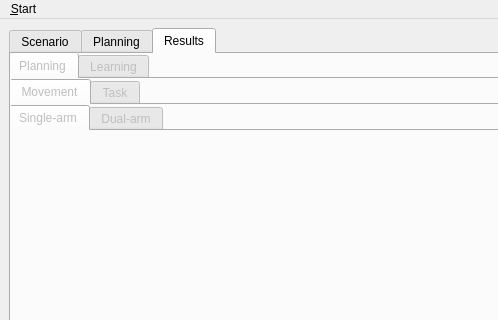
Qt form ui/main_window.ui (zohannn/motion_manager) before a commit; both pictures show x 0 to 498 and y 0 to 320 of the 1265 by 795 pixel window.
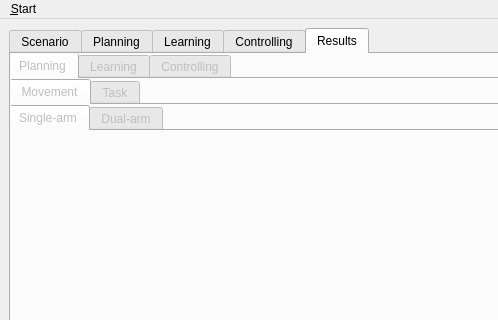
The same form after that commit. The open tabs and pages were chosen to show the change. Icons and pictures are not drawn. Custom widgets are drawn as their Qt base class.

Patch:
```diff
--- a/ui/main_window.ui
+++ b/ui/main_window.ui
@@ -1053,6 +1053,16 @@
       </widget>
      </widget>
     </widget>
+    <widget class="QWidget" name="tab_learn">
+     <attribute name="title">
+      <string>Learning</string>
+     </attribute>
+    </widget>
+    <widget class="QWidget" name="tab_control">
+     <attribute name="title">
+      <string>Controlling</string>
+     </attribute>
+    </widget>
     <widget class="QWidget" name="tab_results">
      <property name="enabled">
       <bool>false</bool>
@@ -1885,6 +1895,11 @@
         <string>Learning</string>
        </attribute>
       </widget>
+      <widget class="QWidget" name="tab_results_control">
+       <attribute name="title">
+        <string>Controlling</string>
+       </attribute>
+      </widget>
      </widget>
     </widget>
    </widget>
```
Left out of the diff: 6 changed lines with no effect on the pictures.
